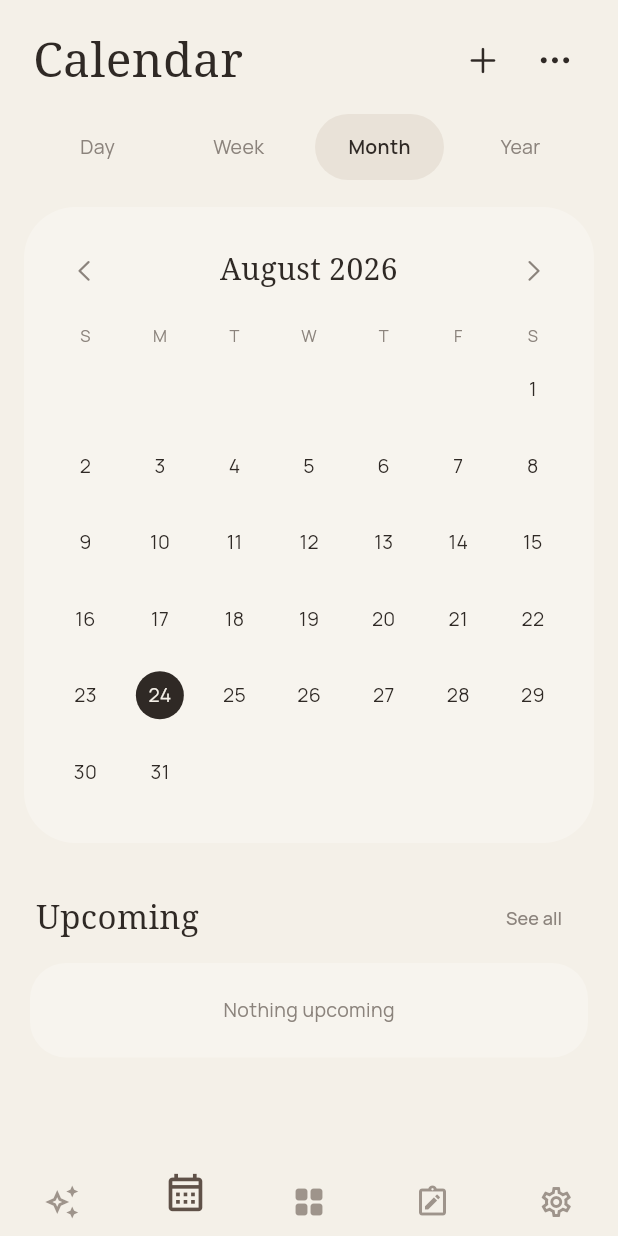
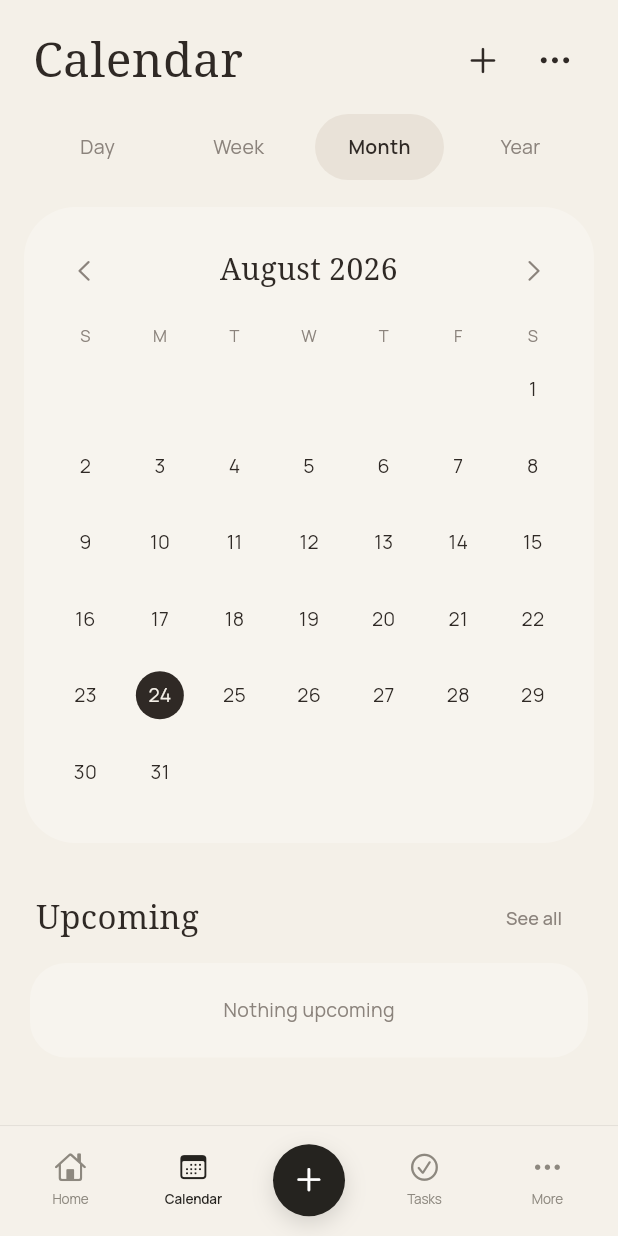
Before and after one commit to AAasafef/ciantis_basic, a Flutter app: the screen it shows after launch, on a phone screen of 412 x 824 dp. Run offline on Flutter 3.47's test engine with Material 3 defaults, Android fonts, the phone set to English and light mode, and no system bars; our stand-ins replace file_picker, google_fonts, shared_preferences.

Commit message:
Rebuild calendar bottom navigation to match approved mockup

```diff
--- a/calendar_app/lib/widgets/ciantis_bottom_nav.dart
+++ b/calendar_app/lib/widgets/ciantis_bottom_nav.dart
@@ -1,3 +1,4 @@
+import 'package:flutter/cupertino.dart';
 import 'package:flutter/material.dart';
 
 class CiantisBottomNav extends StatelessWidget {
@@ -5,27 +6,75 @@ class CiantisBottomNav extends StatelessWidget {
     super.key,
     required this.currentIndex,
     required this.onTap,
+    this.onAdd,
   });
 
   final int currentIndex;
   final ValueChanged<int> onTap;
+  final VoidCallback? onAdd;
+
+  static const _ink = Color(0xFF25231F);
+  static const _muted = Color(0xFF8D887F);
+  static const _paper = Color(0xFFF5F1EA);
 
   @override
   Widget build(BuildContext context) {
-    const ink = Color(0xFF5F5148);
     return SafeArea(
       top: false,
-      child: SizedBox(
-        height: 66,
+      child: Container(
+        height: 74,
+        padding: const EdgeInsets.fromLTRB(18, 6, 18, 7),
+        decoration: const BoxDecoration(
+          color: _paper,
+          border: Border(top: BorderSide(color: Color(0x12000000), width: .7)),
+        ),
         child: Row(
-          mainAxisAlignment: MainAxisAlignment.spaceAround,
-          crossAxisAlignment: CrossAxisAlignment.end,
+          mainAxisAlignment: MainAxisAlignment.spaceBetween,
           children: [
-            _Item(index: 0, current: currentIndex, icon: Icons.auto_awesome_outlined, onTap: onTap, ink: ink),
-            _Item(index: 1, current: currentIndex, icon: Icons.calendar_month_outlined, onTap: onTap, ink: ink),
-            _Item(index: 2, current: currentIndex, icon: Icons.grid_view_rounded, onTap: onTap, ink: ink),
-            _Item(index: 3, current: currentIndex, icon: Icons.note_alt_outlined, onTap: onTap, ink: ink),
-            _Item(index: 4, current: currentIndex, icon: Icons.settings_outlined, onTap: onTap, ink: ink),
+            _NavItem(
+              label: 'Home',
+              icon: CupertinoIcons.house,
+              active: currentIndex == 0,
+              onTap: () => onTap(0),
+            ),
+            _NavItem(
+              label: 'Calendar',
+              icon: CupertinoIcons.calendar,
+              active: currentIndex == 1,
+              onTap: () => onTap(1),
+            ),
+            GestureDetector(
+              onTap: onAdd,
+              behavior: HitTestBehavior.opaque,
+              child: Container(
+                width: 48,
+                height: 48,
+                decoration: const BoxDecoration(
+                  shape: BoxShape.circle,
+                  color: _ink,
+                  boxShadow: [
+                    BoxShadow(
+                      color: Color(0x22000000),
+                      blurRadius: 12,
+                      offset: Offset(0, 5),
+                    ),
+                  ],
+                ),
+                child: const Icon(CupertinoIcons.add, color: Colors.white, size: 22),
+              ),
+            ),
+            _NavItem(
+              label: 'Tasks',
+              icon: CupertinoIcons.check_mark_circled,
+              active: currentIndex == 3,
+              onTap: () => onTap(3),
+            ),
+            _NavItem(
+              label: 'More',
+              icon: CupertinoIcons.ellipsis,
+              active: currentIndex == 4,
+              onTap: () => onTap(4),
+            ),
           ],
         ),
       ),
@@ -33,37 +82,45 @@ class CiantisBottomNav extends StatelessWidget {
   }
 }
 
-class _Item extends StatelessWidget {
-  const _Item({
-    required this.index,
-    required this.current,
+class _NavItem extends StatelessWidget {
+  const _NavItem({
+    required this.label,
     required this.icon,
+    required this.active,
     required this.onTap,
-    required this.ink,
   });
 
-  final int index;
-  final int current;
+  final String label;
   final IconData icon;
-  final ValueChanged<int> onTap;
-  final Color ink;
+  final bool active;
+  final VoidCallback onTap;
 
   @override
   Widget build(BuildContext context) {
-    final active = current == index;
     return GestureDetector(
       behavior: HitTestBehavior.opaque,
-      onTap: () => onTap(index),
-      child: AnimatedContainer(
-        duration: const Duration(milliseconds: 180),
-        curve: Curves.easeOut,
-        width: 48,
-        height: active ? 58 : 46,
-        alignment: Alignment.center,
-        child: AnimatedScale(
-          duration: const Duration(milliseconds: 180),
-          scale: active ? 1.11 : 1,
-          child: Icon(icon, size: active ? 27 : 24, color: active ? ink : ink.withValues(alpha: .58)),
+      onTap: onTap,
+      child: SizedBox(
+        width: 58,
+        child: Column(
+          mainAxisAlignment: MainAxisAlignment.center,
+          children: [
+            Icon(
+              icon,
+              size: 21,
+              color: active ? CiantisBottomNav._ink : CiantisBottomNav._muted,
+            ),
+            const SizedBox(height: 4),
+            Text(
+              label,
+              style: TextStyle(
+                fontSize: 9,
+                letterSpacing: -.1,
+                fontWeight: active ? FontWeight.w600 : FontWeight.w400,
+                color: active ? CiantisBottomNav._ink : CiantisBottomNav._muted,
+              ),
+            ),
+          ],
         ),
       ),
     );
```
